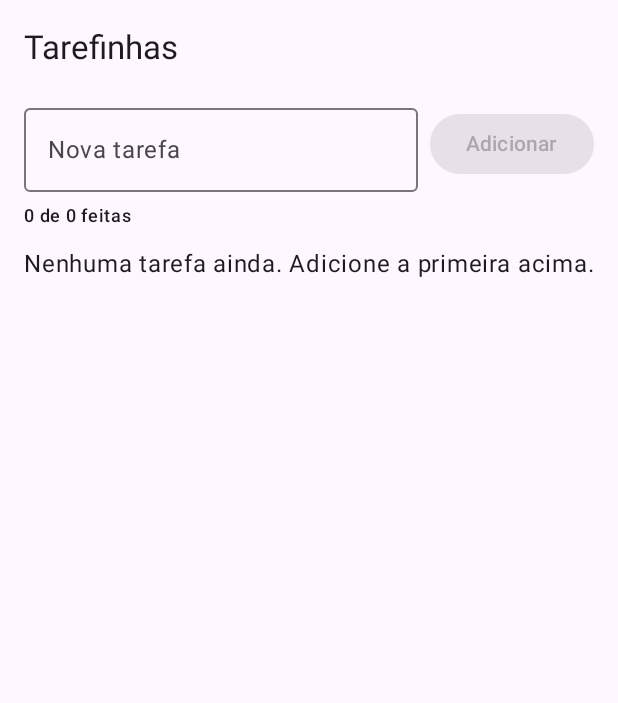
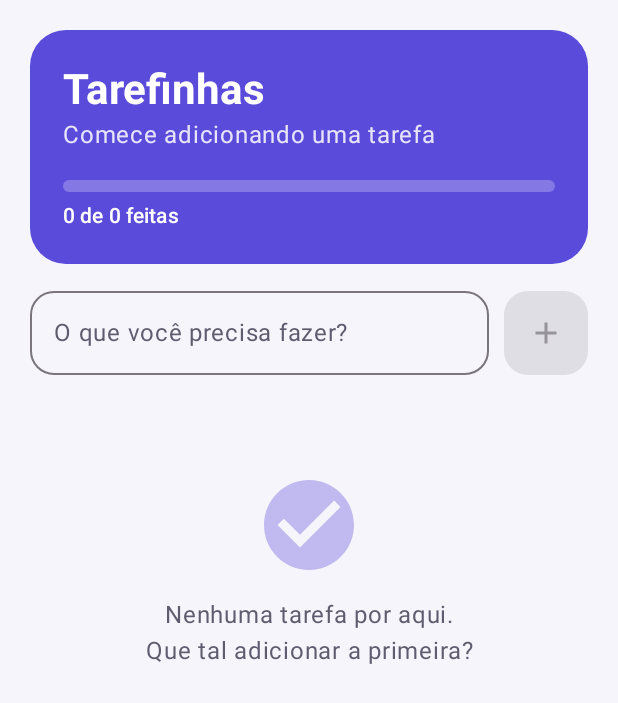
Before and after one commit to levyrodrigues23/tarefinhas, an Android app built with Jetpack Compose: the screen it shows after launch (MainActivity), on a phone screen of 412 x 824 dp. Shown: the top 703 px of the screen. Run offline under Robolectric (Android 15) with nearby library versions, the phone set to English and light mode, and no system bars.

Commit message:
Novo visual: tema próprio, cards, barra de progresso e ícone

```diff
--- a/app/build.gradle.kts
+++ b/app/build.gradle.kts
@@ -10,7 +10,7 @@ android {
 
     defaultConfig {
         applicationId = "br.com.levy.tarefinhas"
-        minSdk = 24
+        minSdk = 26 // ícone adaptativo só existe a partir do Android 8
         targetSdk = 36
         versionCode = 1
         versionName = "1.0"
@@ -41,6 +41,7 @@ dependencies {
     implementation("androidx.activity:activity-compose:1.11.0")
     implementation("androidx.lifecycle:lifecycle-viewmodel-compose:2.9.4")
     implementation("androidx.compose.material3:material3")
+    implementation("androidx.compose.material:material-icons-core")
     implementation("androidx.compose.ui:ui")
     implementation("androidx.compose.ui:ui-tooling-preview")
     debugImplementation("androidx.compose.ui:ui-tooling")
--- a/app/src/main/AndroidManifest.xml
+++ b/app/src/main/AndroidManifest.xml
@@ -4,7 +4,7 @@
     <application
         android:allowBackup="true"
         android:label="@string/app_name"
-        android:icon="@android:drawable/ic_menu_agenda"
+        android:icon="@mipmap/ic_launcher"
         android:theme="@android:style/Theme.Material.Light.NoActionBar">
         <activity
             android:name=".MainActivity"
--- a/app/src/main/java/br/com/levy/tarefinhas/MainActivity.kt
+++ b/app/src/main/java/br/com/levy/tarefinhas/MainActivity.kt
@@ -4,39 +4,54 @@ import android.os.Bundle
 import androidx.activity.ComponentActivity
 import androidx.activity.compose.setContent
 import androidx.activity.enableEdgeToEdge
+import androidx.compose.animation.core.animateFloatAsState
 import androidx.compose.foundation.clickable
-import androidx.compose.foundation.isSystemInDarkTheme
 import androidx.compose.foundation.layout.Arrangement
+import androidx.compose.foundation.layout.Column
+import androidx.compose.foundation.layout.PaddingValues
 import androidx.compose.foundation.layout.Row
 import androidx.compose.foundation.layout.Spacer
 import androidx.compose.foundation.layout.fillMaxSize
 import androidx.compose.foundation.layout.fillMaxWidth
+import androidx.compose.foundation.layout.height
 import androidx.compose.foundation.layout.padding
+import androidx.compose.foundation.layout.size
 import androidx.compose.foundation.layout.width
 import androidx.compose.foundation.lazy.LazyColumn
 import androidx.compose.foundation.lazy.items
+import androidx.compose.foundation.shape.RoundedCornerShape
 import androidx.compose.foundation.text.KeyboardActions
 import androidx.compose.foundation.text.KeyboardOptions
-import androidx.compose.material3.Button
+import androidx.compose.material.icons.Icons
+import androidx.compose.material.icons.filled.Add
+import androidx.compose.material.icons.filled.CheckCircle
+import androidx.compose.material.icons.outlined.Delete
+import androidx.compose.material3.Card
+import androidx.compose.material3.CardDefaults
 import androidx.compose.material3.Checkbox
-import androidx.compose.material3.ExperimentalMaterial3Api
+import androidx.compose.material3.FilledIconButton
+import androidx.compose.material3.Icon
+import androidx.compose.material3.IconButton
+import androidx.compose.material3.LinearProgressIndicator
 import androidx.compose.material3.MaterialTheme
 import androidx.compose.material3.OutlinedTextField
 import androidx.compose.material3.Scaffold
 import androidx.compose.material3.Text
 import androidx.compose.material3.TextButton
-import androidx.compose.material3.TopAppBar
-import androidx.compose.material3.darkColorScheme
-import androidx.compose.material3.lightColorScheme
 import androidx.compose.runtime.Composable
+import androidx.compose.runtime.collectAsState
 import androidx.compose.runtime.getValue
 import androidx.compose.runtime.mutableStateOf
 import androidx.compose.runtime.saveable.rememberSaveable
 import androidx.compose.runtime.setValue
-import androidx.compose.runtime.collectAsState
 import androidx.compose.ui.Alignment
 import androidx.compose.ui.Modifier
+import androidx.compose.ui.draw.alpha
+import androidx.compose.ui.graphics.StrokeCap
+import androidx.compose.ui.text.font.FontWeight
 import androidx.compose.ui.text.input.ImeAction
+import androidx.compose.ui.text.input.KeyboardCapitalization
+import androidx.compose.ui.text.style.TextAlign
 import androidx.compose.ui.text.style.TextDecoration
 import androidx.compose.ui.unit.dp
 import androidx.lifecycle.viewmodel.compose.viewModel
@@ -45,82 +60,164 @@ class MainActivity : ComponentActivity() {
     override fun onCreate(savedInstanceState: Bundle?) {
         super.onCreate(savedInstanceState)
         enableEdgeToEdge()
-        setContent {
-            MaterialTheme(colorScheme = if (isSystemInDarkTheme()) darkColorScheme() else lightColorScheme()) {
-                TelaTarefas()
-            }
-        }
+        setContent { TemaTarefinhas { TelaTarefas() } }
     }
 }
 
-@OptIn(ExperimentalMaterial3Api::class)
 @Composable
 fun TelaTarefas(vm: TarefasViewModel = viewModel()) {
     val tarefas by vm.tarefas.collectAsState()
     var texto by rememberSaveable { mutableStateOf("") }
     val feitas = tarefas.count { it.feita }
+    // Pendentes primeiro; dentro de cada grupo, mantém a ordem de criação.
+    val ordenadas = tarefas.sortedBy { it.feita }
 
     fun enviar() {
         vm.adicionar(texto)
         texto = ""
     }
 
-    Scaffold(
-        topBar = {
-            TopAppBar(
-                title = { Text("Tarefinhas") },
-                actions = {
-                    if (feitas > 0) TextButton(onClick = vm::limparFeitas) { Text("Limpar feitas") }
-                }
-            )
-        }
-    ) { padding ->
+    Scaffold(containerColor = MaterialTheme.colorScheme.background) { padding ->
         LazyColumn(
-            modifier = Modifier.fillMaxSize().padding(padding).padding(horizontal = 16.dp),
-            verticalArrangement = Arrangement.spacedBy(4.dp)
+            modifier = Modifier.fillMaxSize().padding(padding),
+            contentPadding = PaddingValues(20.dp),
+            verticalArrangement = Arrangement.spacedBy(10.dp)
         ) {
+            item { Cabecalho(feitas, tarefas.size, onLimpar = vm::limparFeitas) }
             item {
-                Row(verticalAlignment = Alignment.CenterVertically) {
+                Row(
+                    verticalAlignment = Alignment.CenterVertically,
+                    modifier = Modifier.padding(top = 8.dp, bottom = 6.dp)
+                ) {
                     OutlinedTextField(
                         value = texto,
                         onValueChange = { texto = it },
-                        label = { Text("Nova tarefa") },
+                        placeholder = { Text("O que você precisa fazer?") },
                         singleLine = true,
-                        keyboardOptions = KeyboardOptions(imeAction = ImeAction.Done),
+                        shape = RoundedCornerShape(16.dp),
+                        keyboardOptions = KeyboardOptions(
+                            capitalization = KeyboardCapitalization.Sentences,
+                            imeAction = ImeAction.Done
+                        ),
                         keyboardActions = KeyboardActions(onDone = { enviar() }),
                         modifier = Modifier.weight(1f)
                     )
-                    Spacer(Modifier.width(8.dp))
-                    Button(onClick = ::enviar, enabled = texto.isNotBlank()) { Text("Adicionar") }
+                    Spacer(Modifier.width(10.dp))
+                    FilledIconButton(
+                        onClick = ::enviar,
+                        enabled = texto.isNotBlank(),
+                        modifier = Modifier.size(56.dp),
+                        shape = RoundedCornerShape(16.dp)
+                    ) { Icon(Icons.Filled.Add, contentDescription = "Adicionar tarefa") }
                 }
-                Text(
-                    "$feitas de ${tarefas.size} feitas",
-                    style = MaterialTheme.typography.labelMedium,
-                    modifier = Modifier.padding(vertical = 8.dp)
-                )
             }
             if (tarefas.isEmpty()) {
-                item { Text("Nenhuma tarefa ainda. Adicione a primeira acima.") }
+                item { Vazio() }
             }
-            items(tarefas, key = { it.id }) { tarefa ->
-                LinhaTarefa(tarefa, onAlternar = { vm.alternar(tarefa.id) }, onRemover = { vm.remover(tarefa.id) })
+            items(ordenadas, key = { it.id }) { tarefa ->
+                CartaoTarefa(
+                    tarefa,
+                    onAlternar = { vm.alternar(tarefa.id) },
+                    onRemover = { vm.remover(tarefa.id) },
+                    modifier = Modifier.animateItem()
+                )
             }
         }
     }
 }
 
 @Composable
-fun LinhaTarefa(tarefa: Tarefa, onAlternar: () -> Unit, onRemover: () -> Unit) {
-    Row(
-        modifier = Modifier.fillMaxWidth().clickable(onClick = onAlternar),
-        verticalAlignment = Alignment.CenterVertically
+fun Cabecalho(feitas: Int, total: Int, onLimpar: () -> Unit) {
+    val progresso by animateFloatAsState(if (total == 0) 0f else feitas.toFloat() / total, label = "progresso")
+    Card(
+        shape = RoundedCornerShape(24.dp),
+        colors = CardDefaults.cardColors(
+            containerColor = MaterialTheme.colorScheme.primary,
+            contentColor = MaterialTheme.colorScheme.onPrimary
+        )
     ) {
-        Checkbox(checked = tarefa.feita, onCheckedChange = { onAlternar() })
-        Text(
-            tarefa.titulo,
-            modifier = Modifier.weight(1f),
-            textDecoration = if (tarefa.feita) TextDecoration.LineThrough else null
-        )
-        TextButton(onClick = onRemover) { Text("Excluir") }
+        Column(Modifier.fillMaxWidth().padding(22.dp)) {
+            Text("Tarefinhas", style = MaterialTheme.typography.headlineMedium, fontWeight = FontWeight.Bold)
+            Text(
+                when {
+                    total == 0 -> "Comece adicionando uma tarefa"
+                    feitas == total -> "Tudo feito! 🎉"
+                    else -> "${total - feitas} pendente${if (total - feitas > 1) "s" else ""}"
+                },
+                style = MaterialTheme.typography.bodyLarge,
+                modifier = Modifier.alpha(0.85f)
+            )
+            Spacer(Modifier.height(18.dp))
+            LinearProgressIndicator(
+                progress = { progresso },
+                modifier = Modifier.fillMaxWidth().height(8.dp),
+                color = MaterialTheme.colorScheme.secondary,
+                trackColor = MaterialTheme.colorScheme.onPrimary.copy(alpha = 0.25f),
+                strokeCap = StrokeCap.Round,
+                drawStopIndicator = {}
+            )
+            Row(verticalAlignment = Alignment.CenterVertically, modifier = Modifier.padding(top = 6.dp)) {
+                Text("$feitas de $total feitas", style = MaterialTheme.typography.labelLarge, modifier = Modifier.weight(1f))
+                if (feitas > 0) {
+                    TextButton(onClick = onLimpar) {
+                        Text("Limpar feitas", color = MaterialTheme.colorScheme.onPrimary)
+                    }
+                }
+            }
+        }
     }
 }
+
+@Composable
+fun Vazio() {
+    Column(
+        horizontalAlignment = Alignment.CenterHorizontally,
+        modifier = Modifier.fillMaxWidth().padding(vertical = 48.dp)
+    ) {
+        Icon(
+            Icons.Filled.CheckCircle,
+            contentDescription = null,
+            tint = MaterialTheme.colorScheme.primary.copy(alpha = 0.35f),
+            modifier = Modifier.size(72.dp)
+        )
+        Spacer(Modifier.height(12.dp))
+        Text(
+            "Nenhuma tarefa por aqui.\nQue tal adicionar a primeira?",
+            textAlign = TextAlign.Center,
+            color = MaterialTheme.colorScheme.onSurfaceVariant
+        )
+    }
+}
+
+@Composable
+fun CartaoTarefa(tarefa: Tarefa, onAlternar: () -> Unit, onRemover: () -> Unit, modifier: Modifier = Modifier) {
+    Card(
+        shape = RoundedCornerShape(18.dp),
+        colors = CardDefaults.cardColors(
+            containerColor = if (tarefa.feita) MaterialTheme.colorScheme.surfaceVariant else MaterialTheme.colorScheme.surface
+        ),
+        elevation = CardDefaults.cardElevation(defaultElevation = if (tarefa.feita) 0.dp else 2.dp),
+        modifier = modifier.fillMaxWidth()
+    ) {
+        Row(
+            verticalAlignment = Alignment.CenterVertically,
+            modifier = Modifier.clickable(onClick = onAlternar).padding(start = 6.dp, end = 4.dp, top = 6.dp, bottom = 6.dp)
+        ) {
+            Checkbox(checked = tarefa.feita, onCheckedChange = { onAlternar() })
+            Text(
+                tarefa.titulo,
+                style = MaterialTheme.typography.bodyLarge,
+                textDecoration = if (tarefa.feita) TextDecoration.LineThrough else null,
+                color = if (tarefa.feita) MaterialTheme.colorScheme.onSurfaceVariant else MaterialTheme.colorScheme.onSurface,
+                modifier = Modifier.weight(1f)
+            )
+            IconButton(onClick = onRemover) {
+                Icon(
+                    Icons.Outlined.Delete,
+                    contentDescription = "Excluir ${tarefa.titulo}",
+                    tint = MaterialTheme.colorScheme.onSurfaceVariant
+                )
+            }
+        }
+    }
+}
--- /dev/null
+++ b/app/src/main/java/br/com/levy/tarefinhas/Tema.kt
@@ -0,0 +1,37 @@
+package br.com.levy.tarefinhas
+
+import androidx.compose.foundation.isSystemInDarkTheme
+import androidx.compose.material3.MaterialTheme
+import androidx.compose.material3.darkColorScheme
+import androidx.compose.material3.lightColorScheme
+import androidx.compose.runtime.Composable
+import androidx.compose.ui.graphics.Color
+
+private val Claro = lightColorScheme(
+    primary = Color(0xFF5B4BDB),
+    onPrimary = Color.White,
+    primaryContainer = Color(0xFFE4DFFF),
+    onPrimaryContainer = Color(0xFF1A0E6B),
+    secondary = Color(0xFF00A383),
+    background = Color(0xFFF6F5FB),
+    surface = Color.White,
+    surfaceVariant = Color(0xFFECEAF4),
+    onSurfaceVariant = Color(0xFF5E5C6E),
+)
+
+private val Escuro = darkColorScheme(
+    primary = Color(0xFFC6BFFF),
+    onPrimary = Color(0xFF2A1C9A),
+    primaryContainer = Color(0xFF3F31B8),
+    onPrimaryContainer = Color(0xFFE4DFFF),
+    secondary = Color(0xFF4FDBB8),
+    background = Color(0xFF131218),
+    surface = Color(0xFF1D1C24),
+    surfaceVariant = Color(0xFF2A2933),
+    onSurfaceVariant = Color(0xFFC9C6D6),
+)
+
+@Composable
+fun TemaTarefinhas(content: @Composable () -> Unit) {
+    MaterialTheme(colorScheme = if (isSystemInDarkTheme()) Escuro else Claro, content = content)
+}
--- /dev/null
+++ b/app/src/main/res/mipmap-anydpi-v26/ic_launcher.xml
@@ -0,0 +1,5 @@
+<?xml version="1.0" encoding="utf-8"?>
+<adaptive-icon xmlns:android="http://schemas.android.com/apk/res/android">
+    <background android:drawable="@color/icone_fundo" />
+    <foreground android:drawable="@drawable/ic_launcher_foreground" />
+</adaptive-icon>
--- /dev/null
+++ b/app/src/main/res/values/colors.xml
@@ -0,0 +1,3 @@
+<resources>
+    <color name="icone_fundo">#5B4BDB</color>
+</resources>
```
Also changed, not shown: app/src/main/res/drawable/ic_launcher_foreground.xml (added, +18 -0 lines), 3 other files.
